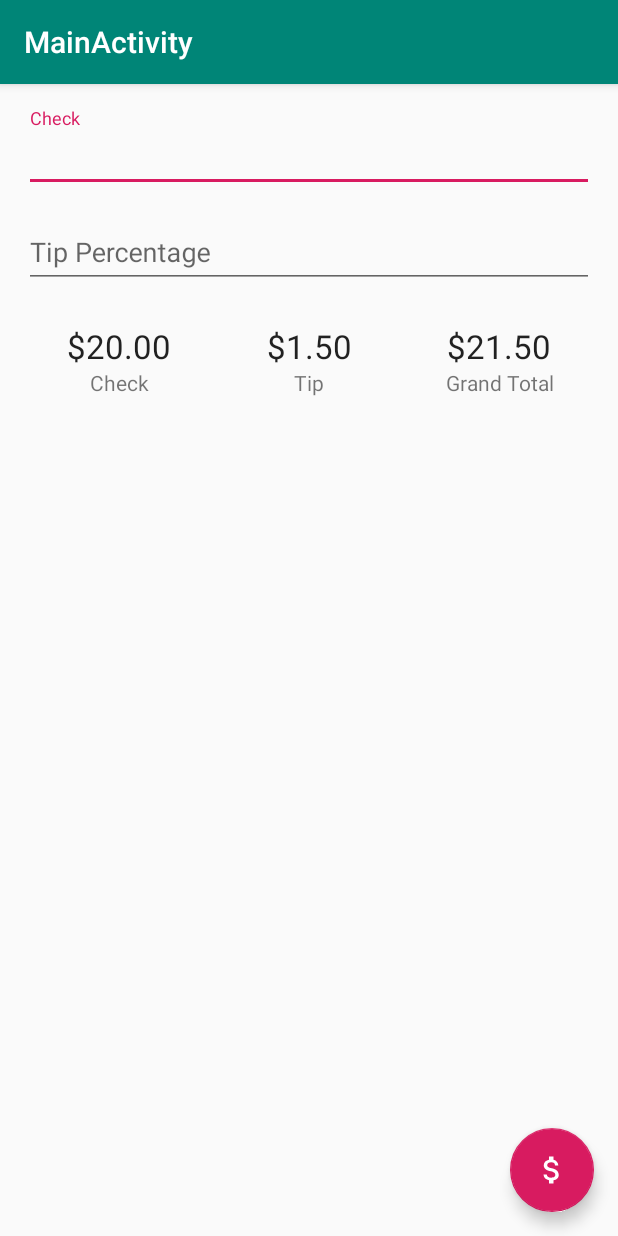
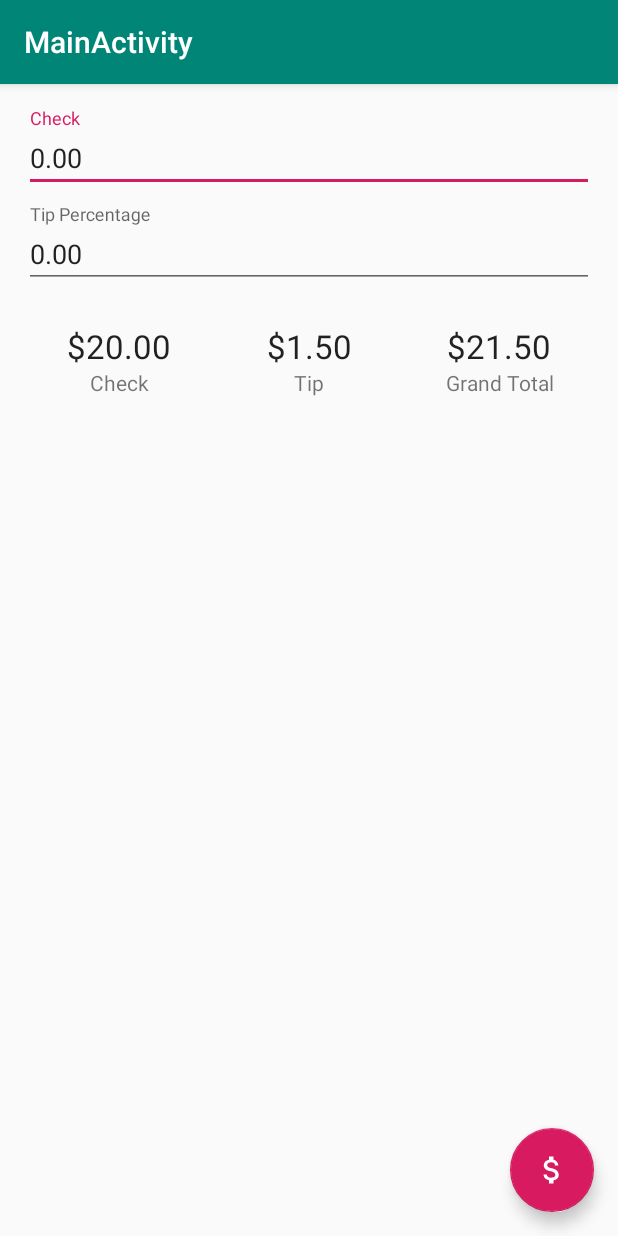
Before and after one commit to rustynailor/mvvm-test-project, an Android app: the screen it shows after launch (MainActivity), after a tap on an icon or button, on a phone screen of 412 x 824 dp. Run offline under Robolectric (Android 15) with nearby library versions, the phone set to English and light mode, and no system bars; our stand-ins replace data binding.

```diff
--- a/TipCalculator/app/src/main/java/com/acme/tipcalculator/viewmodel/CalculatorViewModel.kt
+++ b/TipCalculator/app/src/main/java/com/acme/tipcalculator/viewmodel/CalculatorViewModel.kt
@@ -1,9 +1,10 @@
 package com.acme.tipcalculator.viewmodel
 
+import android.databinding.BaseObservable
 import com.acme.tipcalculator.model.RestaurantCalculator
 import com.acme.tipcalculator.model.TipCalculation
 
-class CalculatorViewModel(val calculator: RestaurantCalculator = RestaurantCalculator() ) {
+class CalculatorViewModel(val calculator: RestaurantCalculator = RestaurantCalculator() ) : BaseObservable() {
 
     var inputCheckAmount = ""
     var inputTipPercentage = ""
@@ -17,6 +18,16 @@ class CalculatorViewModel(val calculator: RestaurantCalculator = RestaurantCalcu
         if(checkAmount != null && tipPct != null){
             tipCalculation = calculator.calculateTip(checkAmount, tipPct)
         }
+        clearInputs()
+
+    }
+
+    fun clearInputs(){
+
+        inputCheckAmount="0.00"
+        inputTipPercentage="0.00"
+        notifyChange()
+
 
     }
 
--- a/TipCalculator/app/src/main/res/layout/activity_main.xml
+++ b/TipCalculator/app/src/main/res/layout/activity_main.xml
@@ -24,7 +24,8 @@
 
         </android.support.design.widget.AppBarLayout>
 
-        <include layout="@layout/content_main"/>
+        <include layout="@layout/content_main"
+        app:vm="@{vm}"/>
 
         <android.support.design.widget.FloatingActionButton
                 android:id="@+id/fab"
--- a/TipCalculator/app/src/main/res/layout/content_main.xml
+++ b/TipCalculator/app/src/main/res/layout/content_main.xml
@@ -1,8 +1,10 @@
 <?xml version="1.0" encoding="utf-8"?>
+<layout xmlns:android="http://schemas.android.com/apk/res/android" xmlns:tools="http://schemas.android.com/tools"
+        xmlns:app="http://schemas.android.com/apk/res-auto">
+    <data>
+        <variable name="vm" type="com.acme.tipcalculator.viewmodel.CalculatorViewModel" />
+    </data>
     <android.support.constraint.ConstraintLayout
-        xmlns:android="http://schemas.android.com/apk/res/android"
-        xmlns:tools="http://schemas.android.com/tools"
-        xmlns:app="http://schemas.android.com/apk/res-auto"
             android:id="@+id/calculation_inputs"
             android:layout_width="match_parent"
             android:layout_height="match_parent"
@@ -26,7 +28,7 @@
                     android:id="@+id/input_check_amount"
                     android:layout_width="match_parent"
                     android:layout_height="wrap_content"
-                android:text=""
+                    android:text="@={vm.inputCheckAmount}"
                     android:hint="@string/input_check_amount_hint"
                     android:inputType="numberDecimal"
                     android:selectAllOnFocus="true"/>
@@ -47,7 +49,7 @@
                     android:id="@+id/input_tip_percentage"
                     android:layout_width="match_parent"
                     android:layout_height="wrap_content"
-                android:text=""
+                    android:text="@={vm.inputTipPercentage}"
                     android:hint="@string/input_tip_percentage_hint"
                     android:inputType="number"
                     android:selectAllOnFocus="true"/>
@@ -136,3 +138,4 @@
 
 
     </android.support.constraint.ConstraintLayout>
+</layout>
```
Lines whose indentation alone changed are shown as unchanged.
